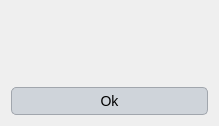
Inigobarbe/VFSMOD-GUI, file ui/warning_message.ui: the form before one commit.
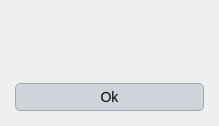
The form after the commit.

```diff
--- a/ui/warning_message.ui
+++ b/ui/warning_message.ui
@@ -117,6 +117,24 @@
 }</string>
   </property>
   <layout class="QGridLayout" name="gridLayout">
+   <property name="leftMargin">
+    <number>15</number>
+   </property>
+   <property name="topMargin">
+    <number>15</number>
+   </property>
+   <property name="rightMargin">
+    <number>15</number>
+   </property>
+   <property name="bottomMargin">
+    <number>15</number>
+   </property>
+   <property name="horizontalSpacing">
+    <number>1</number>
+   </property>
+   <property name="verticalSpacing">
+    <number>15</number>
+   </property>
    <item row="0" column="0">
     <widget class="QLabel" name="warning">
      <property name="text">
```
